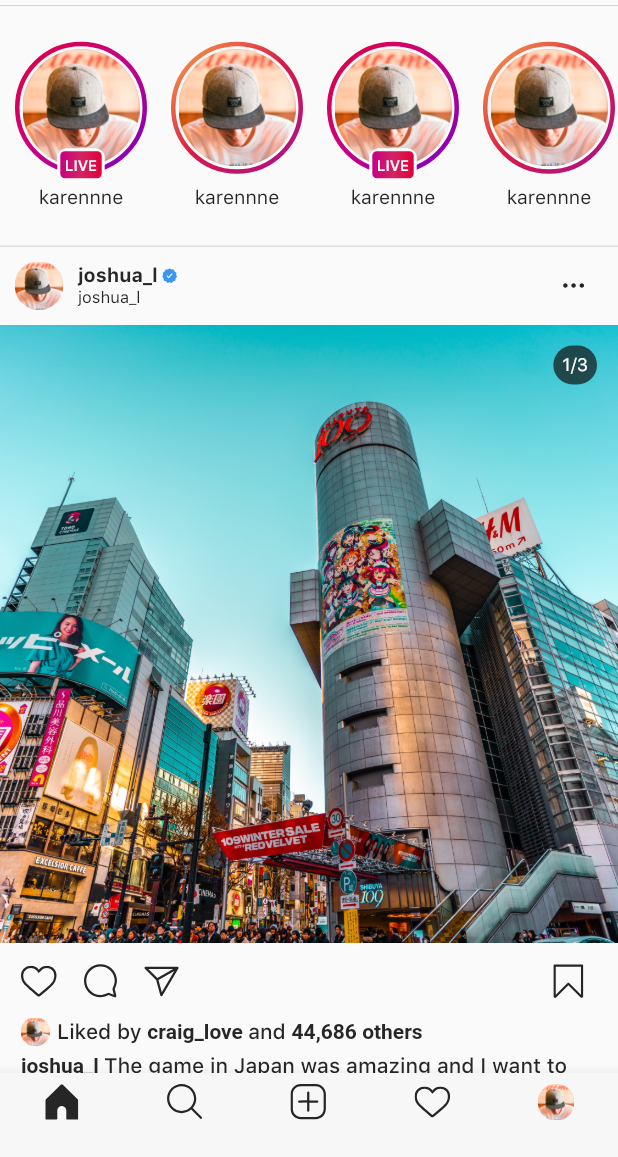
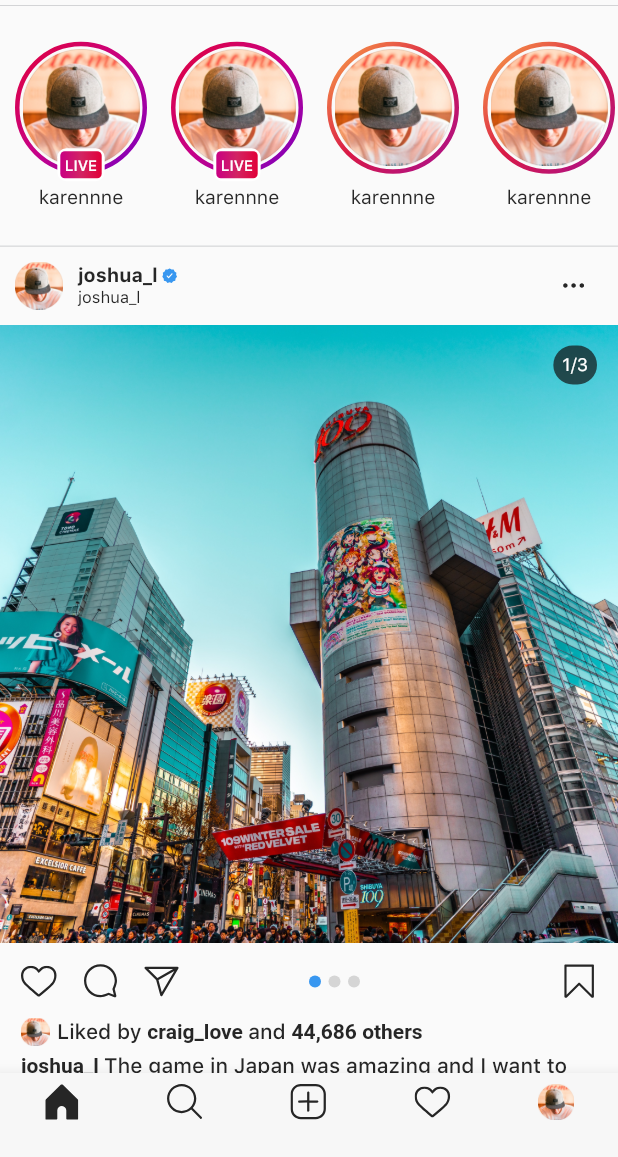
Before and after one commit to thanhduy26091995/instagram-flutter, a Flutter app: the MainScreenPage screen opened by its route, on a phone screen of 412 x 824 dp, the part 79-1236 px from its top. Run offline on Flutter 3.47's test engine with Material 3 defaults, Android fonts, the phone set to English and light mode, and no system bars; our stand-ins replace flutter_svg, get.

Commit message:
chore: Add dot

```diff
--- a/lib/app/config/app_color.dart
+++ b/lib/app/config/app_color.dart
@@ -7,6 +7,7 @@ class AppColor {
   static const borderInputColor = Color(0xFFFAFAFA);
   static const backgroundBottomBar = Color(0xFFF7F7F7);
   static const backgroundMediaSize = Color(0xFF121212);
+  static const dotSelectedColor = Color(0xFF3897F0);
 
   //  Button background
   static const primaryButtonBackground = Color(0xFF3797ef);
--- /dev/null
+++ b/lib/presentation/main/home/dot_item.dart
@@ -0,0 +1,26 @@
+import 'package:flutter/material.dart';
+import 'package:instagram_flutter/app/config/app_color.dart';
+
+class DotItem extends StatefulWidget {
+  final bool isSelected;
+
+  const DotItem({super.key, this.isSelected = false});
+
+  @override
+  State<DotItem> createState() => _DotItemState();
+}
+
+class _DotItemState extends State<DotItem> {
+  @override
+  Widget build(BuildContext context) {
+    Color color = widget.isSelected
+        ? AppColor.dotSelectedColor
+        : Colors.black.withOpacity(0.15);
+
+    return Container(
+      decoration: BoxDecoration(shape: BoxShape.circle, color: color),
+      width: 8,
+      height: 8,
+    );
+  }
+}
--- a/lib/presentation/main/home/new_feed_item.dart
+++ b/lib/presentation/main/home/new_feed_item.dart
@@ -3,17 +3,31 @@ import 'package:instagram_flutter/app/config/app_color.dart';
 import 'package:instagram_flutter/app/config/app_icon.dart';
 import 'package:instagram_flutter/app/config/app_image.dart';
 import 'package:instagram_flutter/app/config/app_text.dart';
+import 'package:instagram_flutter/presentation/main/home/dot_item.dart';
 
-class NewFeedItem extends StatelessWidget {
+class NewFeedItem extends StatefulWidget {
   const NewFeedItem({super.key});
+
+  @override
+  State<NewFeedItem> createState() => _NewFeedItemState();
+}
+
+class _NewFeedItemState extends State<NewFeedItem> {
+  int _currentPage = 0;
 
   @override
   Widget build(BuildContext context) {
     return Column(
       children: [
         _userInformation(),
-        const MainMediaView(),
-        _mainContent(),
+        MainMediaView(
+          onPageChanged: (currentPage) {
+            setState(() {
+              _currentPage = currentPage;
+            });
+          },
+        ),
+        _mainContent(_currentPage),
         const Divider(
           height: 0.5,
           color: AppColor.lineDivider,
@@ -81,13 +95,13 @@ class NewFeedItem extends StatelessWidget {
     );
   }
 
-  Widget _mainContent() {
+  Widget _mainContent(int currentPage) {
     return Padding(
       padding: const EdgeInsets.all(14.0),
       child: Column(
         mainAxisSize: MainAxisSize.max,
         children: [
-          _buttonsContainer(),
+          _buttonsContainer(currentPage),
           const SizedBox(
             height: 12,
           ),
@@ -97,13 +111,13 @@ class NewFeedItem extends StatelessWidget {
     );
   }
 
-  Widget _buttonsContainer() {
+  Widget _buttonsContainer(int currentPage) {
     return Row(
       crossAxisAlignment: CrossAxisAlignment.center,
       mainAxisAlignment: MainAxisAlignment.center,
       children: [
         Flexible(
-          flex: 9,
+          flex: 5,
           child: Row(
             children: [
               AppIcon.icHeart.widget(width: 24, height: 24),
@@ -119,10 +133,30 @@ class NewFeedItem extends StatelessWidget {
           ),
         ),
         Flexible(
-          flex: 1,
+          flex: 5,
           fit: FlexFit.tight,
-          child: AppIcon.icBookmark.widget(width: 24, height: 24),
+          child: Row(
+              mainAxisAlignment: MainAxisAlignment.spaceBetween,
+              children: [
+                _dotItems(currentPage),
+                AppIcon.icBookmark.widget(width: 24, height: 24)
+              ]),
         )
+      ],
+    );
+  }
+
+  Widget _dotItems(int currentPage) {
+    return Row(
+      children: [
+        for (int i = 0; i < 3; i++) ...[
+          DotItem(
+            isSelected: currentPage == i,
+          ),
+          const SizedBox(
+            width: 5,
+          )
+        ]
       ],
     );
   }
@@ -190,7 +224,9 @@ class NewFeedItem extends StatelessWidget {
 }
 
 class MainMediaView extends StatefulWidget {
-  const MainMediaView({super.key});
+  final Function(int) onPageChanged;
+
+  const MainMediaView({super.key, required this.onPageChanged});
 
   @override
   State<MainMediaView> createState() => _MainMediaViewState();
@@ -207,6 +243,7 @@ class _MainMediaViewState extends State<MainMediaView> {
     _controller.addListener(() {
       setState(() {
         _currentPage = _controller.page!.round();
+        widget.onPageChanged(_currentPage);
       });
     });
   }
--- a/lib/presentation/main/home/stories_page.dart
+++ b/lib/presentation/main/home/stories_page.dart
@@ -21,7 +21,7 @@ class StoriesPage extends StatelessWidget {
           child: ListView.builder(
             scrollDirection: Axis.horizontal,
             itemBuilder: (context, index) {
-              return _storyItem(context, index % 2 == 0);
+              return _storyItem(context, index <= 1);
             },
             padding: const EdgeInsets.symmetric(horizontal: 10),
             itemCount: 20,
```
